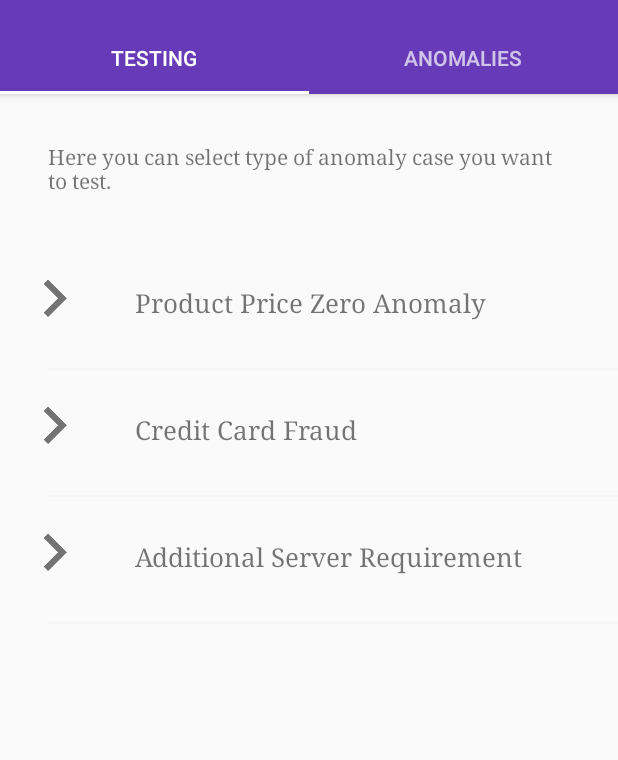
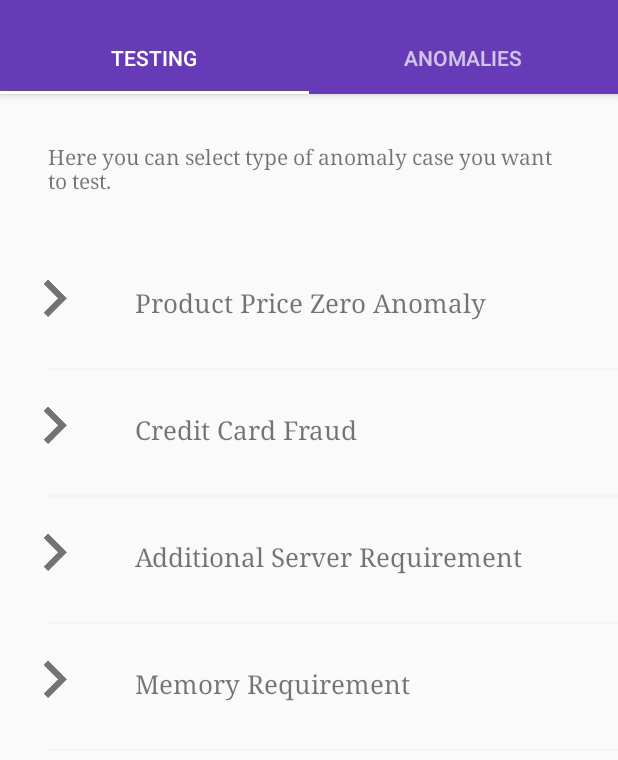
Before and after one commit to webianks/AnoTech-Android, an Android app: the screen it shows after launch (MainActivity), on a phone screen of 412 x 824 dp, the part 62-822 px from its top. Run offline under Robolectric (Android 15) with nearby library versions, the phone set to English and light mode, and no system bars; libraries missing offline, so code that uses them is left out: in.myinnos.customfontlibrary; 3 statements that could not run were skipped.

Commit message:
Need for extra_memory.

```diff
--- a/app/src/main/AndroidManifest.xml
+++ b/app/src/main/AndroidManifest.xml
@@ -37,6 +37,10 @@
             android:name=".test_classes.AdditionalServer"
             android:label="@string/additional_server" />
 
+        <activity
+            android:name=".test_classes.MemoryRequirement"
+            android:label="@string/memory_requirement" />
+
     </application>
 
 </manifest>
--- a/app/src/main/java/com/webianks/anotech/database/AnotechDBHelper.java
+++ b/app/src/main/java/com/webianks/anotech/database/AnotechDBHelper.java
@@ -13,7 +13,7 @@ import com.webianks.anotech.R;
 public class AnotechDBHelper extends SQLiteOpenHelper {
 
     private static final String DB_NAME = "anotech.db";
-    private static final int DB_VERSION = 43;
+    private static final int DB_VERSION = 44;
     private Context context;
 
     public AnotechDBHelper(Context context) {
--- a/app/src/main/java/com/webianks/anotech/fragments/Testing.java
+++ b/app/src/main/java/com/webianks/anotech/fragments/Testing.java
@@ -14,6 +14,7 @@ import com.webianks.anotech.R;
 import com.webianks.anotech.adapters.TestingAdapter;
 import com.webianks.anotech.test_classes.AdditionalServer;
 import com.webianks.anotech.test_classes.CreditCardFraud;
+import com.webianks.anotech.test_classes.MemoryRequirement;
 import com.webianks.anotech.test_classes.ProductPriceZeroAnomaly;
 
 import java.util.ArrayList;
@@ -56,6 +57,7 @@ public class Testing extends Fragment implements TestingAdapter.ItemClickListene
         testingList.add("Product Price Zero Anomaly");
         testingList.add("Credit Card Fraud");
         testingList.add("Additional Server Requirement");
+        testingList.add("Memory Requirement");
 
         TestingAdapter adapter = new TestingAdapter(getActivity(), testingList);
         testingRecyclerView.setAdapter(adapter);
@@ -75,5 +77,8 @@ public class Testing extends Fragment implements TestingAdapter.ItemClickListene
         else if(position == 2)
             startActivity(new Intent(getActivity(), AdditionalServer.class));
 
+        else if(position == 3)
+            startActivity(new Intent(getActivity(), MemoryRequirement.class));
+
     }
 }
--- a/app/src/main/java/com/webianks/anotech/screens/ResultsActivity.java
+++ b/app/src/main/java/com/webianks/anotech/screens/ResultsActivity.java
@@ -63,7 +63,8 @@ public class ResultsActivity extends AppCompatActivity {
         reason.setText(reasonValue);
         outliers.setText(outliersValue);
 
-        if (type.equals("wrong_transactions") || type.equals("credit_card") || type.equals("server_crash")) {
+        if (type.equals("wrong_transactions") || type.equals("credit_card")
+                || type.equals("server_crash") || type.equals("extra_memory_needed")) {
             mChart.setVisibility(View.GONE);
         } else
             setChart();
--- a/app/src/main/res/values/strings.xml
+++ b/app/src/main/res/values/strings.xml
@@ -3439,5 +3439,7 @@ CREATE TABLE `movie_transactions` (
     <string name="additional_server">Additional Server</string>
     <string name="logic">Aditional Servers are required when the % utilization of the various stats like CPU_USAGE , MEMORY_USAGE are found high.</string>
     <string name="analyze">Analyze</string>
+    <string name="memory_requirement">Memory Requirement</string>
+    <string name="memory_requirement_reason">When % MEMORY_USED shows sudden increase in very less expected time , in that case server may run out of memory.</string>
 
 </resources>
--- a/app/src/main/res/values/strings_three.xml
+++ b/app/src/main/res/values/strings_three.xml
@@ -175,13 +175,13 @@ INSERT INTO system_log(time,processor,performance,idle_time,net_traffic,memory_u
 (\'18:19.7\',\'74.20557111\',\'44.09423631\',\'23.56022839\',\'314818.7817\',\'64.95548656\'),
 (\'18:29.7\',\'71.19371967\',\'41.99923406\',\'25.97453473\',\'310022.0384\',\'64.89892184\'),
 (\'18:39.7\',\'77.012555\',\'41.99882929\',\'20.31163665\',\'303141.9485\',\'64.86263032\'),
-(\'18:49.7\',\'57.74717941\',\'43.56999506\',\'38.51694952\',\'343211.4267\',\'64.87610407\'),
-(\'18:59.7\',\'73.41957104\',\'41.99929469\',\'23.24060932\',\'321407.2371\',\'64.87168233\'),
-(\'19:09.7\',\'76.29005971\',\'42.69199062\',\'21.78883113\',\'306978.8824\',\'64.87047262\'),
-(\'19:19.7\',\'69.58877991\',\'46.74151268\',\'27.68652264\',\'238658.436\',\'64.8710149\'),
-(\'19:29.7\',\'63.75266932\',\'45.90027789\',\'33.49347178\',\'130632.0132\',\'64.86909605\'),
-(\'19:39.7\',\'64.20081346\',\'41.99889881\',\'32.56045112\',\'281153.2525\',\'64.85754116\'),
-(\'19:49.7\',\'70.7284238\',\'41.99909665\',\'26.19526387\',\'388390.6706\',\'64.85145087\'),
+(\'18:49.7\',\'57.74717941\',\'43.56999506\',\'38.51694952\',\'343211.4267\',\'67.87610407\'),
+(\'18:59.7\',\'73.41957104\',\'41.99929469\',\'23.24060932\',\'321407.2371\',\'85.87168233\'),
+(\'19:09.7\',\'76.29005971\',\'42.69199062\',\'21.78883113\',\'306978.8824\',\'86.87047262\'),
+(\'19:19.7\',\'69.58877991\',\'46.74151268\',\'27.68652264\',\'238658.436\',\'87.8710149\'),
+(\'19:29.7\',\'63.75266932\',\'45.90027789\',\'33.49347178\',\'130632.0132\',\'88.86909605\'),
+(\'19:39.7\',\'64.20081346\',\'41.99889881\',\'32.56045112\',\'281153.2525\',\'89.85754116\'),
+(\'19:49.7\',\'70.7284238\',\'41.99909665\',\'26.19526387\',\'388390.6706\',\'90.85145087\'),
 (\'19:59.7\',\'76.73528633\',\'41.99941512\',\'21.1819378\',\'186152.669\',\'64.8597103\'),
 (\'20:09.7\',\'74.55289904\',\'41.99907052\',\'23.26541585\',\'187932.5195\',\'64.8567903\'),
 (\'20:19.7\',\'76.15839949\',\'41.99909363\',\'22.01026109\',\'197644.088\',\'64.8579583\'),
```
Also changed, not shown: app/src/main/java/com/webianks/anotech/test_classes/MemoryRequirement.java (added, +112 -0 lines), app/src/main/res/layout/memory_requirement.xml (added, +43 -0 lines).
